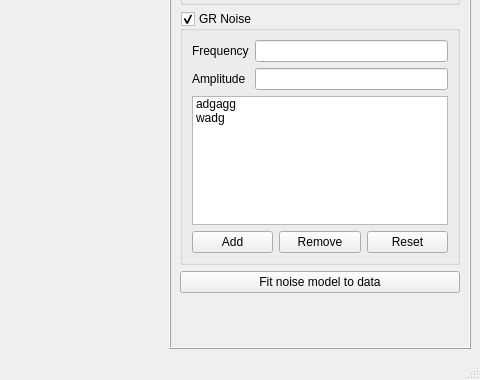
Above: PyFANS/UI/UI_Analyzer.ui from zigorrom/PyFANS before the change; both pictures show x 568 to 1048 and y 514 to 894 of the 1048 by 894 pixel window. Below: the same form after it.
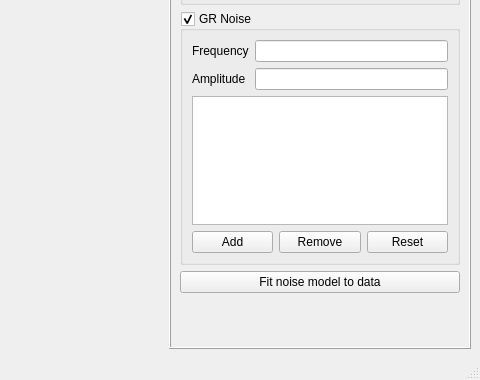
That is the form after the change. Custom widgets are drawn as their Qt base class.

```diff
--- a/PyFANS/UI/UI_Analyzer.ui
+++ b/PyFANS/UI/UI_Analyzer.ui
@@ -308,18 +308,7 @@
             <item>
              <layout class="QVBoxLayout" name="verticalLayout_6">
               <item>
-               <widget class="QListWidget" name="ui_gr_listview">
-                <item>
-                 <property name="text">
-                  <string>adgagg</string>
-                 </property>
-                </item>
-                <item>
-                 <property name="text">
-                  <string>wadg</string>
-                 </property>
-                </item>
-               </widget>
+               <widget class="QListWidget" name="ui_gr_listview"/>
               </item>
               <item>
                <layout class="QVBoxLayout" name="ui_gr_properties_layout"/>
```
Left out of the diff: 6 changed lines with no effect on the pictures.
